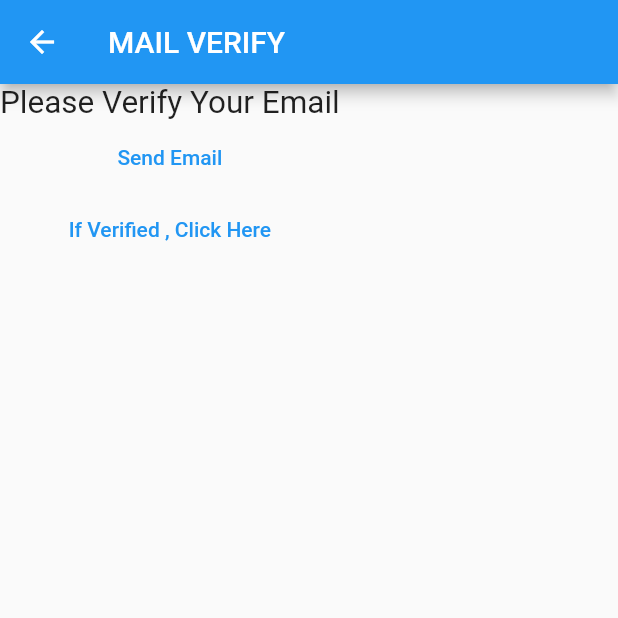
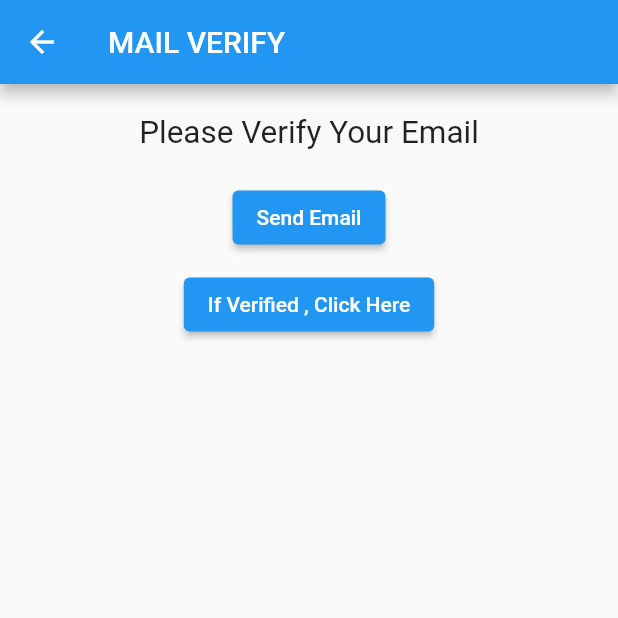
Before and after one commit to keshavsharma0017/loginui, a Flutter app: the screen it shows after launch, after a tap on "Not Registered Yet? Register Here", after a tap on "Verify, if Not", on a phone screen of 412 x 824 dp, the top half of it. Run offline on Flutter 3.47's test engine with Material 2 defaults, Android fonts, the phone set to English and light mode, and no system bars; our stand-ins replace firebase_auth, firebase_core; accounts and stored records are empty; network calls fail.

Commit message:
final project

```diff
--- a/login_UI/lib/main.dart
+++ b/login_UI/lib/main.dart
@@ -8,6 +8,7 @@ import 'package:login_ui/views/home.dart';
 import 'package:login_ui/views/login_view.dart';
 import 'package:login_ui/views/register_view.dart';
 import 'package:login_ui/views/verify_email_view.dart';
+
 
 void main() {
   WidgetsFlutterBinding.ensureInitialized();
--- a/login_UI/lib/views/login_view.dart
+++ b/login_UI/lib/views/login_view.dart
@@ -32,9 +32,13 @@ class _LoginViewState extends State<LoginView> {
   Widget build(BuildContext context) {
     return Scaffold(
         // future: Firebase.initializeApp(),
-        appBar: AppBar(title: const Text('Login')),
-        body: Column(
-          mainAxisSize: MainAxisSize.min,
+        appBar: AppBar(
+            title: const Center(
+          child: Text('Login'),
+        )),
+        body: Container(
+          padding: const EdgeInsets.all(20),
+          child: Column(
             children: <Widget>[
               TextFormField(
                 controller: _email,
@@ -44,12 +48,20 @@ class _LoginViewState extends State<LoginView> {
                 autovalidateMode: AutovalidateMode.onUserInteraction,
                 decoration: const InputDecoration(
                   labelText: 'Email',
-                contentPadding: EdgeInsets.only(left: 10),
+                  filled: true,
+                  contentPadding: EdgeInsets.only(
+                    left: 10,
+                  ),
                   hintText: "Email",
-                border: UnderlineInputBorder(
-                  borderSide: BorderSide(),
+                  border: OutlineInputBorder(
+                    borderSide: BorderSide(
+                      color: Colors.blue,
                     ),
                   ),
+                ),
+              ),
+              const SizedBox(
+                height: 20,
               ),
               TextFormField(
                 controller: _passowrd,
@@ -59,12 +71,16 @@ class _LoginViewState extends State<LoginView> {
                 autovalidateMode: AutovalidateMode.onUserInteraction,
                 decoration: const InputDecoration(
                     hintText: "Password",
+                    filled: true,
                     contentPadding: EdgeInsets.only(left: 10),
-                border: UnderlineInputBorder(borderSide: BorderSide()),
                     labelText: 'Password',
+                    border: OutlineInputBorder(
+                      borderSide: BorderSide(
+                        color: Colors.blue,
                       ),
+                    )),
               ),
-            TextButton(
+              ElevatedButton(
                 onPressed: () async {
                   final email = _email.text;
                   final password = _passowrd.text;
@@ -120,8 +136,9 @@ class _LoginViewState extends State<LoginView> {
                     );
                   }
                 },
-                child: const Text('Login')),
-            TextButton(
+                child: const Text('Login'),
+              ),
+              ElevatedButton(
                 onPressed: () async {
                   Navigator.of(context).pushNamedAndRemoveUntil(
                     registerRoute,
@@ -130,7 +147,7 @@ class _LoginViewState extends State<LoginView> {
                 },
                 child: const Text("Not Registered Yet? Register Here"),
               ),
-            TextButton(
+              ElevatedButton(
                 onPressed: () {
                   Navigator.of(context).pushNamed(
                     forgotPasswordRoute,
@@ -139,6 +156,7 @@ class _LoginViewState extends State<LoginView> {
                 child: const Text("forgot password"),
               ),
             ],
+          ),
         ));
   }
 }
--- a/login_UI/lib/views/register_view.dart
+++ b/login_UI/lib/views/register_view.dart
@@ -32,9 +32,13 @@ class _RegisterViewState extends State<RegisterView> {
   Widget build(BuildContext context) {
     return Scaffold(
         // future: Firebase.initializeApp(),
-        appBar: AppBar(title: const Text('Register Here')),
-        body: Column(
-          mainAxisSize: MainAxisSize.min,
+        appBar: AppBar(
+            title: const Center(
+          child: Text('Register Here'),
+        )),
+        body: Container(
+          padding: const EdgeInsets.all(20),
+          child: Column(
             children: <Widget>[
               TextFormField(
                 controller: _email,
@@ -44,12 +48,20 @@ class _RegisterViewState extends State<RegisterView> {
                 autovalidateMode: AutovalidateMode.onUserInteraction,
                 decoration: const InputDecoration(
                   labelText: 'Email',
-                contentPadding: EdgeInsets.only(left: 10),
+                  filled: true,
+                  contentPadding: EdgeInsets.only(
+                    left: 10,
+                  ),
                   hintText: "Email",
-                border: UnderlineInputBorder(
-                  borderSide: BorderSide(),
+                  border: OutlineInputBorder(
+                    borderSide: BorderSide(
+                      color: Colors.blue,
                     ),
                   ),
+                ),
+              ),
+              const SizedBox(
+                height: 20,
               ),
               TextFormField(
                 controller: _passowrd,
@@ -59,17 +71,25 @@ class _RegisterViewState extends State<RegisterView> {
                 autovalidateMode: AutovalidateMode.onUserInteraction,
                 decoration: const InputDecoration(
                   hintText: "Password",
-                contentPadding: EdgeInsets.only(left: 10),
-                border: UnderlineInputBorder(borderSide: BorderSide()),
+                  filled: true,
+                  contentPadding: EdgeInsets.only(
+                    left: 10,
+                  ),
+                  border: OutlineInputBorder(
+                    borderSide: BorderSide(
+                      color: Colors.blue,
+                    ),
+                  ),
                   labelText: 'Password',
                 ),
               ),
-            TextButton(
+              ElevatedButton(
                   onPressed: () async {
                     final email = _email.text;
                     final password = _passowrd.text;
                     try {
-                    await FirebaseAuth.instance.createUserWithEmailAndPassword(
+                      await FirebaseAuth.instance
+                          .createUserWithEmailAndPassword(
                         email: email,
                         password: password,
                       );
@@ -110,7 +130,7 @@ class _RegisterViewState extends State<RegisterView> {
                     }
                   },
                   child: const Text('Register')),
-            TextButton(
+              ElevatedButton(
                 onPressed: () async {
                   Navigator.of(context).pushNamedAndRemoveUntil(
                     loginRoute,
@@ -119,7 +139,7 @@ class _RegisterViewState extends State<RegisterView> {
                 },
                 child: const Text("Already a user? Login Here"),
               ),
-            TextButton(
+              ElevatedButton(
                 onPressed: () async {
                   Navigator.of(context).pushNamed(
                     verifyEmailRoute,
@@ -128,6 +148,7 @@ class _RegisterViewState extends State<RegisterView> {
                 child: const Text("Verify, if Not"),
               )
             ],
+          ),
         ));
   }
 }
--- a/login_UI/lib/views/verify_email_view.dart
+++ b/login_UI/lib/views/verify_email_view.dart
@@ -1,6 +1,7 @@
 import 'package:firebase_auth/firebase_auth.dart';
 import 'package:flutter/material.dart';
 import 'package:login_ui/constant/route.dart';
+import 'package:login_ui/utilities/pop_up.dart';
 
 class VerifyEmailView extends StatefulWidget {
   const VerifyEmailView({super.key});
@@ -17,21 +18,34 @@ class _VerifyEmailViewState extends State<VerifyEmailView> {
           title: const Text("MAIL VERIFY"),
         ),
         body: Column(children: [
-          const Text(
-            "Please Verify Your Email",
-            textScaleFactor: 1.5,
-            textAlign: TextAlign.center,
+          const SizedBox(
+            height: 20,
           ),
-          TextButton(
+          const Center(
+            child: Text(
+              "Please Verify Your Email",
+              textScaleFactor: 1.5,
+              textAlign: TextAlign.center,
+            ),
+          ),
+          const SizedBox(
+            height: 20,
+          ),
+          ElevatedButton(
             onPressed: () async {
               final user = FirebaseAuth.instance.currentUser;
               await user?.sendEmailVerification();
+              if (!mounted) return;
+              popUp(context, 'Verification mail has been sent');
             },
             child: const Text(
               "Send Email",
             ),
           ),
-          TextButton(
+          const SizedBox(
+            height: 10,
+          ),
+          ElevatedButton(
             onPressed: () async {
               Navigator.pushNamedAndRemoveUntil(
                 context,
--- a/login_UI/pubspec.yaml
+++ b/login_UI/pubspec.yaml
@@ -64,6 +64,8 @@ flutter:
   # the material Icons class.
   uses-material-design: true
 
+assets:
+  images/background.avif
   # To add assets to your application, add an assets section, like this:
   # assets:
   #   - images/a_dot_burr.jpeg
```
Also changed, not shown: login_UI/lib/utilities/pop_up.dart (added, +20 -0 lines), login_UI/lib/views/forget_password.dart (+26 -7 lines), 1 other file. Lines whose indentation alone changed are shown as unchanged.
